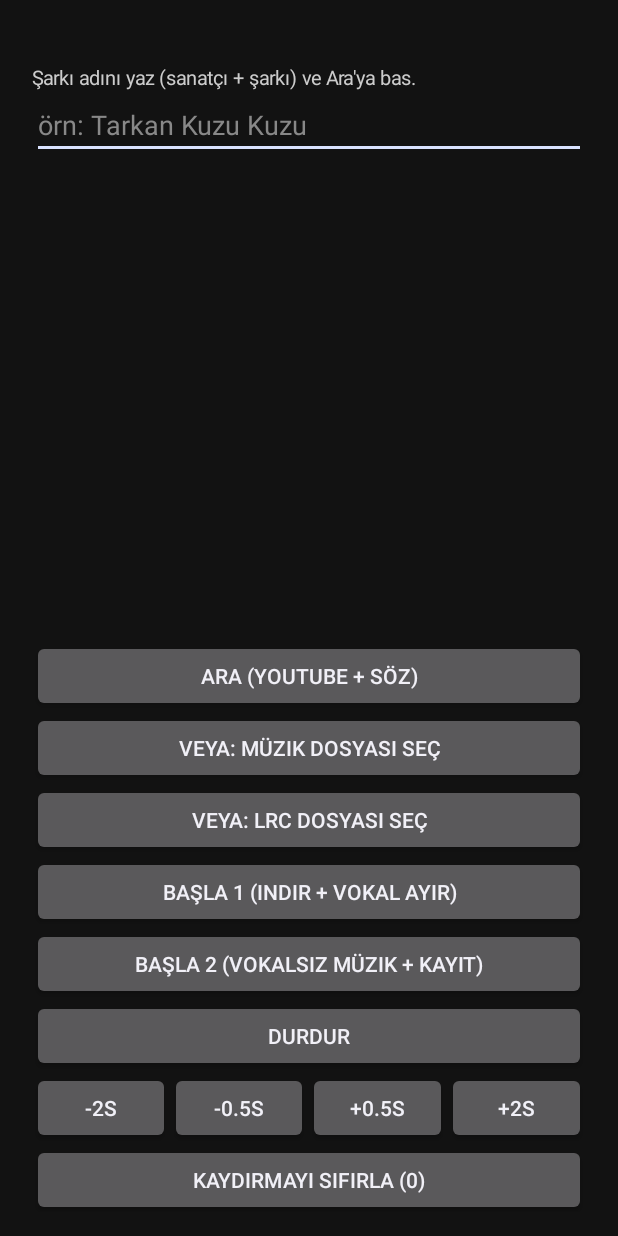
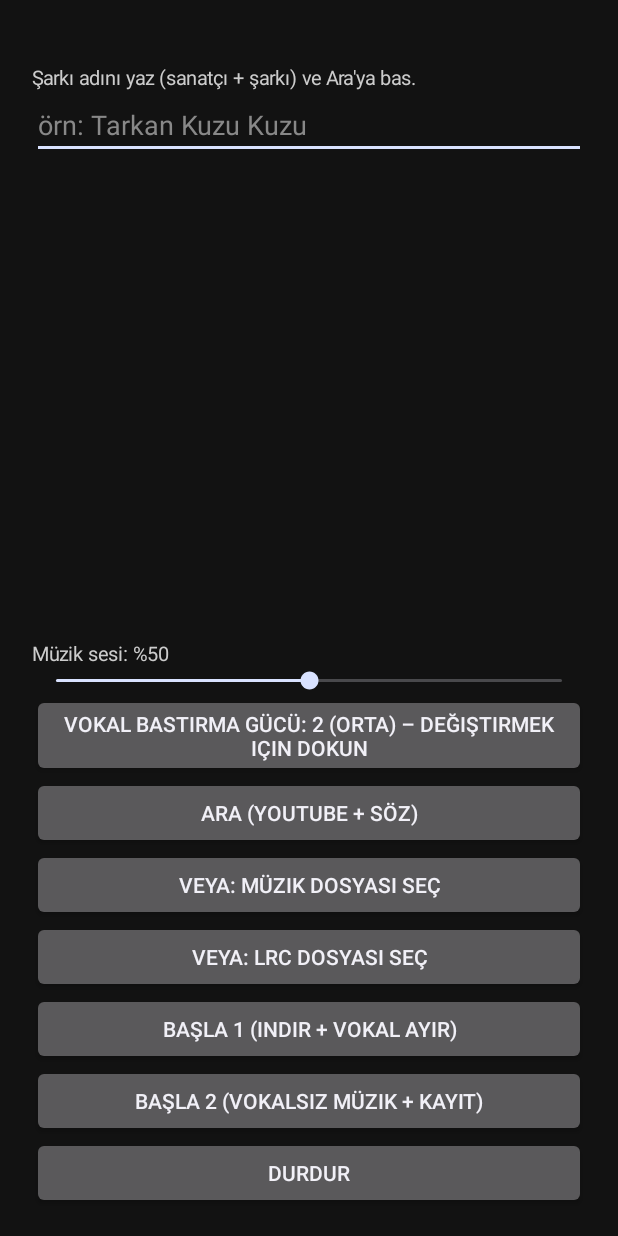
Before and after one commit to Bymesut1/Karaoke, an Android app: the screen it shows after launch (MainActivity), on a phone screen of 412 x 824 dp. Run offline under Robolectric (Android 15) with nearby library versions, the phone set to English and light mode, and no system bars; libraries missing offline, so code that uses them is left out: org.schabi.newpipe; 1 statement that could not run was skipped.

Commit message:
Implement volume control and vocal suppression
Added volume control and vocal suppression strength features.

```diff
--- a/app/src/main/java/com/karaoke/app/MainActivity.kt
+++ b/app/src/main/java/com/karaoke/app/MainActivity.kt
@@ -26,6 +26,7 @@ import android.widget.Button
 import android.widget.EditText
 import android.widget.LinearLayout
 import android.widget.ScrollView
+import android.widget.SeekBar
 import android.widget.TextView
 import org.json.JSONArray
 import org.schabi.newpipe.extractor.MediaFormat
@@ -69,12 +70,17 @@ class MainActivity : Activity() {
     private var lrcSec = -1.0
     private var songKey = ""
 
+    private var musicVol = 0.5f      // muzik sesi (0..1)
+    private var strength = 2         // vokal bastirma gucu (1..3)
+
     private val dbg = StringBuilder()
 
     private lateinit var input: EditText
     private lateinit var lyricView: TextView
     private lateinit var nextView: TextView
     private lateinit var status: TextView
+    private lateinit var volLabel: TextView
+    private lateinit var strengthBtn: Button
     private val handler = Handler(Looper.getMainLooper())
 
     private val BLUE = Color.parseColor("#2196F3")
@@ -128,6 +134,7 @@ class MainActivity : Activity() {
         sb.append("Asama: $stage\n")
         sb.append("Kaynak: ${if (streamUrl != null) "YouTube" else if (audioUri != null) "dosya" else "yok"}\n")
         sb.append("Video suresi: $videoSec sn, soz suresi: $lrcSec sn\n")
+        sb.append("Muzik sesi: ${(musicVol * 100).toInt()}%, vokal bastirma gucu: $strength\n")
         sb.append("Soz satiri: ${lines.size}, ilk satir: ${lines.firstOrNull()?.start} ms\n")
         val md = File(filesDir, "models")
         sb.append("Model dosyalari: ").append(
@@ -177,9 +184,18 @@ class MainActivity : Activity() {
         }
     }
 
+    private fun updateStrengthBtn() {
+        val name = when (strength) { 1 -> "hafif"; 3 -> "güçlü"; else -> "orta" }
+        strengthBtn.text = "Vokal bastırma gücü: $strength ($name) – değiştirmek için dokun"
+    }
+
     override fun onCreate(savedInstanceState: Bundle?) {
         super.onCreate(savedInstanceState)
         NewPipe.init(DownloaderImpl())
+
+        val prefs = getSharedPreferences("karaoke", MODE_PRIVATE)
+        musicVol = prefs.getFloat("vol", 0.5f)
+        strength = prefs.getInt("strength", 2).coerceIn(1, 3)
 
         val root = LinearLayout(this).apply {
             orientation = LinearLayout.VERTICAL
@@ -211,6 +227,38 @@ class MainActivity : Activity() {
             setOnClickListener { onClick() }
         }
 
+        // --- muzik sesi ---
+        volLabel = TextView(this).apply {
+            setTextColor(Color.LTGRAY); textSize = 13f
+            text = "Müzik sesi: %${(musicVol * 100).toInt()}"
+        }
+        val volBar = SeekBar(this).apply {
+            max = 100
+            progress = (musicVol * 100).toInt()
+            setOnSeekBarChangeListener(object : SeekBar.OnSeekBarChangeListener {
+                override fun onProgressChanged(s: SeekBar?, p: Int, fromUser: Boolean) {
+                    musicVol = p / 100f
+                    volLabel.text = "Müzik sesi: %$p"
+                    try { player?.setVolume(musicVol, musicVol) } catch (_: Exception) {}
+                }
+                override fun onStartTrackingTouch(s: SeekBar?) {}
+                override fun onStopTrackingTouch(s: SeekBar?) {
+                    prefs.edit().putFloat("vol", musicVol).apply()
+                    dlog("Muzik sesi: ${(musicVol * 100).toInt()}%")
+                }
+            })
+        }
+
+        // --- vokal bastirma gucu ---
+        strengthBtn = btn("") {
+            strength = if (strength >= 3) 1 else strength + 1
+            prefs.edit().putInt("strength", strength).apply()
+            updateStrengthBtn()
+            dlog("Vokal bastirma gucu: $strength")
+            status.text = "Vokal bastırma gücü $strength. Sonraki BAŞLA 1'de uygulanır (şarkı yeniden ayrılır)."
+        }
+        updateStrengthBtn()
+
         val offsetRow = LinearLayout(this).apply {
             orientation = LinearLayout.HORIZONTAL
             addView(btn("-2s") { shift(-2000) }, LinearLayout.LayoutParams(0, -2, 1f))
@@ -221,6 +269,9 @@ class MainActivity : Activity() {
 
         val controls = LinearLayout(this).apply {
             orientation = LinearLayout.VERTICAL
+            addView(volLabel)
+            addView(volBar)
+            addView(strengthBtn)
             addView(btn("ARA (YouTube + söz)") {
                 val q = input.text.toString().trim()
                 if (q.isNotEmpty()) searchAndLoad(q)
@@ -393,7 +444,7 @@ class MainActivity : Activity() {
         return try {
             val u = "https://lrclib.net/api/search?q=" + URLEncoder.encode(q, "UTF-8")
             val conn = URL(u).openConnection()
-            conn.setRequestProperty("User-Agent", "KaraokeApp/6.0")
+            conn.setRequestProperty("User-Agent", "KaraokeApp/7.0")
             val txt = conn.getInputStream().bufferedReader().use { it.readText() }
             val arr = JSONArray(txt)
             var best: Pair<String, Double>? = null
@@ -620,8 +671,9 @@ class MainActivity : Activity() {
         val uri = audioUri
         val vSec = videoSec
         val lSec = lrcSec
+        val str = strength
         val keyHex = Integer.toHexString(songKey.hashCode())
-        dlog("BASLA1: ilkSoz=$first ms, video=$vSec sn, soz suresi=$lSec sn, anahtar=$keyHex")
+        dlog("BASLA1: ilkSoz=$first ms, video=$vSec sn, soz suresi=$lSec sn, anahtar=$keyHex, guc=$str")
         status.text = "Başlat 1: hazırlanıyor..."
 
         fun ui(text: String) {
@@ -648,7 +700,7 @@ class MainActivity : Activity() {
                 if (myId != sessionId) return@Thread
 
                 // 2) Vokal ayirma (onbellek -> yapay zeka -> eski yontem)
-                val cached = File(filesDir, "inst_$keyHex.wav")
+                val cached = File(filesDir, "inst_${keyHex}_s$str.wav")
                 var instr: File = cached
                 var res: VocalRemover.Result
                 var usedFallback = false
@@ -664,11 +716,11 @@ class MainActivity : Activity() {
                             ui("Başlat 1: $label %$pct")
                         }
                         if (myId != sessionId) return@Thread
-                        val tmp = File(filesDir, "inst_$keyHex.tmp")
+                        val tmp = File(filesDir, "inst_${keyHex}_s$str.tmp")
                         var lastLabel = ""
                         var lastP = -1
                         res = Separator.process(
-                            this, src, uri, models.first, models.second, tmp,
+                            this, src, uri, models.first, models.second, tmp, str,
                             { myId != sessionId }
                         ) { label, pct ->
                             if (label != lastLabel || pct != lastP) {
@@ -761,7 +813,8 @@ class MainActivity : Activity() {
         stopSession()
         stage = 2
         offsetMs = plannedOffset
-        dlog("BASLA2 (${if (auto) "otomatik" else "elle"}): offset=$offsetMs vokalsiz=${instrFile != null}")
+        dlog("BASLA2 (${if (auto) "otomatik" else "elle"}): offset=$offsetMs vokalsiz=${instrFile != null} " +
+            "muzik sesi=${(musicVol * 100).toInt()}%")
         beginPlayback(instrFile)
     }
 
@@ -782,8 +835,10 @@ class MainActivity : Activity() {
 
             val p = MediaPlayer()
             setSource(p, processed)
+            p.setVolume(musicVol, musicVol)
             p.setOnPreparedListener {
                 try {
+                    it.setVolume(musicVol, musicVol)
                     recorder?.start()
                     it.start()
                     running = true
```
